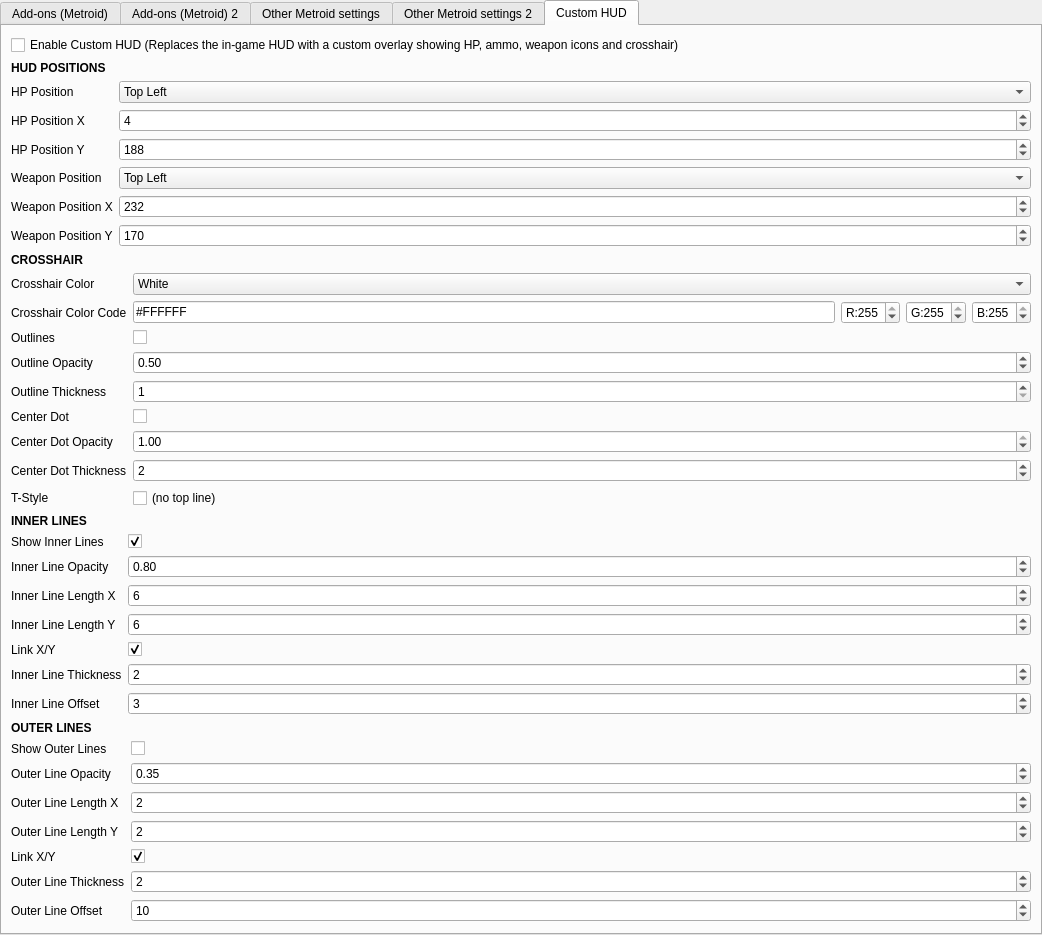
First picture: the form in src/frontend/qt_sdl/InputConfig/MelonPrimeInputConfig.ui, repository ag-advania/melonPrimeDS, before the edit.
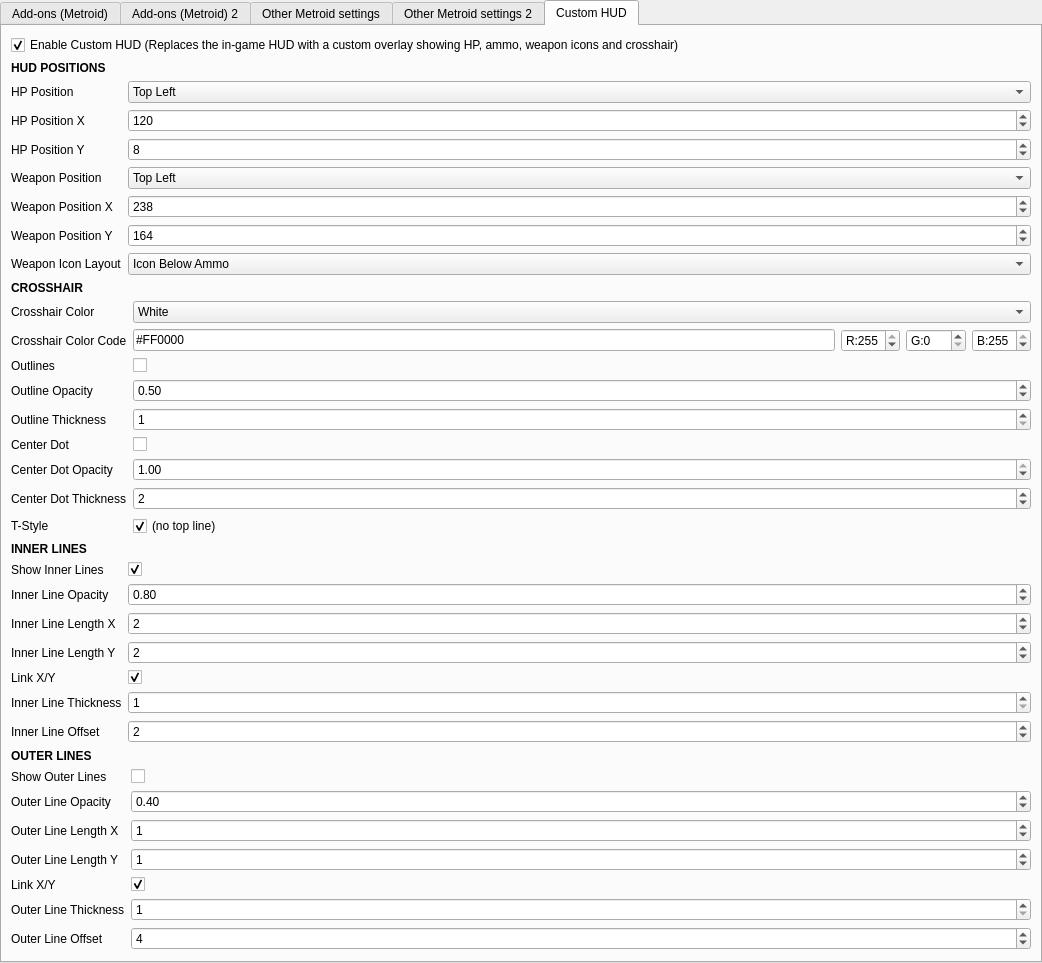
Second picture: the form after the edit. The open tabs and pages were chosen to show the change.

The edit to the form file:
```diff
--- a/src/frontend/qt_sdl/InputConfig/MelonPrimeInputConfig.ui
+++ b/src/frontend/qt_sdl/InputConfig/MelonPrimeInputConfig.ui
@@ -618,6 +618,7 @@
 							<!-- Enable Custom HUD (moved here from tabMetroid2) -->
 							<item>
 								<widget class="QCheckBox" name="cbMetroidEnableCustomHud">
+									<property name="checked"><bool>true</bool></property>
 									<property name="text">
 										<string>Enable Custom HUD (Replaces the in-game HUD with a custom overlay showing HP, ammo, weapon icons and crosshair)</string>
 									</property>
@@ -650,10 +651,10 @@
 									</item>
 
 									<item row="1" column="0"><widget class="QLabel"><property name="text"><string>HP Position X</string></property></widget></item>
-									<item row="1" column="1"><widget class="QSpinBox" name="spinMetroidHudHpX"><property name="minimum"><number>0</number></property><property name="maximum"><number>255</number></property><property name="value"><number>4</number></property></widget></item>
+									<item row="1" column="1"><widget class="QSpinBox" name="spinMetroidHudHpX"><property name="minimum"><number>0</number></property><property name="maximum"><number>255</number></property><property name="value"><number>120</number></property></widget></item>
 
 									<item row="2" column="0"><widget class="QLabel"><property name="text"><string>HP Position Y</string></property></widget></item>
-									<item row="2" column="1"><widget class="QSpinBox" name="spinMetroidHudHpY"><property name="minimum"><number>0</number></property><property name="maximum"><number>191</number></property><property name="value"><number>188</number></property></widget></item>
+									<item row="2" column="1"><widget class="QSpinBox" name="spinMetroidHudHpY"><property name="minimum"><number>0</number></property><property name="maximum"><number>191</number></property><property name="value"><number>8</number></property></widget></item>
 
 									<item row="3" column="0"><widget class="QLabel"><property name="text"><string>Weapon Position</string></property></widget></item>
 									<item row="3" column="1">
@@ -671,11 +672,20 @@
 									</item>
 
 									<item row="4" column="0"><widget class="QLabel"><property name="text"><string>Weapon Position X</string></property></widget></item>
-									<item row="4" column="1"><widget class="QSpinBox" name="spinMetroidHudWeaponX"><property name="minimum"><number>0</number></property><property name="maximum"><number>255</number></property><property name="value"><number>232</number></property></widget></item>
+									<item row="4" column="1"><widget class="QSpinBox" name="spinMetroidHudWeaponX"><property name="minimum"><number>0</number></property><property name="maximum"><number>255</number></property><property name="value"><number>238</number></property></widget></item>
 
 									<item row="5" column="0"><widget class="QLabel"><property name="text"><string>Weapon Position Y</string></property></widget></item>
-									<item row="5" column="1"><widget class="QSpinBox" name="spinMetroidHudWeaponY"><property name="minimum"><number>0</number></property><property name="maximum"><number>191</number></property><property name="value"><number>170</number></property></widget></item>
+									<item row="5" column="1"><widget class="QSpinBox" name="spinMetroidHudWeaponY"><property name="minimum"><number>0</number></property><property name="maximum"><number>191</number></property><property name="value"><number>164</number></property></widget></item>
 
+
+
+									<item row="6" column="0"><widget class="QLabel"><property name="text"><string>Weapon Icon Layout</string></property></widget></item>
+									<item row="6" column="1">
+										<widget class="QComboBox" name="comboMetroidHudWeaponLayout">
+											<item><property name="text"><string>Icon Below Ammo</string></property></item>
+											<item><property name="text"><string>Icon Left of Ammo</string></property></item>
+										</widget>
+									</item>
 								</layout>
 							</item>
 
@@ -707,9 +717,9 @@
 									<item row="1" column="0"><widget class="QLabel"><property name="text"><string>Crosshair Color Code</string></property></widget></item>
 									<item row="1" column="1">
 										<layout class="QHBoxLayout">
-											<item><widget class="QLineEdit" name="leMetroidCrosshairColorCode"><property name="text"><string>#FFFFFF</string></property><property name="maxLength"><number>7</number></property></widget></item>
+											<item><widget class="QLineEdit" name="leMetroidCrosshairColorCode"><property name="text"><string>#FF0000</string></property><property name="maxLength"><number>7</number></property></widget></item>
 											<item><widget class="QSpinBox" name="spinMetroidCrosshairR"><property name="minimum"><number>0</number></property><property name="maximum"><number>255</number></property><property name="value"><number>255</number></property><property name="prefix"><string>R:</string></property></widget></item>
-											<item><widget class="QSpinBox" name="spinMetroidCrosshairG"><property name="minimum"><number>0</number></property><property name="maximum"><number>255</number></property><property name="value"><number>255</number></property><property name="prefix"><string>G:</string></property></widget></item>
+											<item><widget class="QSpinBox" name="spinMetroidCrosshairG"><property name="minimum"><number>0</number></property><property name="maximum"><number>255</number></property><property name="value"><number>0</number></property><property name="prefix"><string>G:</string></property></widget></item>
 											<item><widget class="QSpinBox" name="spinMetroidCrosshairB"><property name="minimum"><number>0</number></property><property name="maximum"><number>255</number></property><property name="value"><number>255</number></property><property name="prefix"><string>B:</string></property></widget></item>
 										</layout>
 									</item>
@@ -733,7 +743,7 @@
 									<item row="7" column="1"><widget class="QSpinBox" name="spinMetroidCrosshairDotThickness"><property name="minimum"><number>1</number></property><property name="maximum"><number>6</number></property><property name="value"><number>2</number></property></widget></item>
 
 									<item row="8" column="0"><widget class="QLabel"><property name="text"><string>T-Style</string></property></widget></item>
-									<item row="8" column="1"><widget class="QCheckBox" name="cbMetroidCrosshairTStyle"><property name="text"><string>(no top line)</string></property></widget></item>
+									<item row="8" column="1"><widget class="QCheckBox" name="cbMetroidCrosshairTStyle"><property name="text"><string>(no top line)</string></property><property name="checked"><bool>true</bool></property></widget></item>
 
 								</layout>
 							</item>
@@ -755,19 +765,19 @@
 									<item row="1" column="1"><widget class="QDoubleSpinBox" name="spinMetroidCrosshairInnerOpacity"><property name="minimum"><double>0.0</double></property><property name="maximum"><double>1.0</double></property><property name="singleStep"><double>0.05</double></property><property name="value"><double>0.8</double></property><property name="decimals"><number>2</number></property></widget></item>
 
 									<item row="2" column="0"><widget class="QLabel"><property name="text"><string>Inner Line Length X</string></property></widget></item>
-									<item row="2" column="1"><widget class="QSpinBox" name="spinMetroidCrosshairInnerLengthX"><property name="minimum"><number>0</number></property><property name="maximum"><number>20</number></property><property name="value"><number>6</number></property></widget></item>
+									<item row="2" column="1"><widget class="QSpinBox" name="spinMetroidCrosshairInnerLengthX"><property name="minimum"><number>0</number></property><property name="maximum"><number>20</number></property><property name="value"><number>2</number></property></widget></item>
 
 									<item row="3" column="0"><widget class="QLabel"><property name="text"><string>Inner Line Length Y</string></property></widget></item>
-									<item row="3" column="1"><widget class="QSpinBox" name="spinMetroidCrosshairInnerLengthY"><property name="minimum"><number>0</number></property><property name="maximum"><number>20</number></property><property name="value"><number>6</number></property></widget></item>
+									<item row="3" column="1"><widget class="QSpinBox" name="spinMetroidCrosshairInnerLengthY"><property name="minimum"><number>0</number></property><property name="maximum"><number>20</number></property><property name="value"><number>2</number></property></widget></item>
 
 									<item row="4" column="0"><widget class="QLabel"><property name="text"><string>Link X/Y</string></property></widget></item>
 									<item row="4" column="1"><widget class="QCheckBox" name="cbMetroidCrosshairInnerLinkXY"><property name="text"><string></string></property><property name="checked"><bool>true</bool></property></widget></item>
 
 									<item row="5" column="0"><widget class="QLabel"><property name="text"><string>Inner Line Thickness</string></property></widget></item>
-									<item row="5" column="1"><widget class="QSpinBox" name="spinMetroidCrosshairInnerThickness"><property name="minimum"><number>1</number></property><property name="maximum"><number>10</number></property><property name="value"><number>2</number></property></widget></item>
+									<item row="5" column="1"><widget class="QSpinBox" name="spinMetroidCrosshairInnerThickness"><property name="minimum"><number>1</number></property><property name="maximum"><number>10</number></property><property name="value"><number>1</number></property></widget></item>
 
 									<item row="6" column="0"><widget class="QLabel"><property name="text"><string>Inner Line Offset</string></property></widget></item>
-									<item row="6" column="1"><widget class="QSpinBox" name="spinMetroidCrosshairInnerOffset"><property name="minimum"><number>0</number></property><property name="maximum"><number>20</number></property><property name="value"><number>3</number></property></widget></item>
+									<item row="6" column="1"><widget class="QSpinBox" name="spinMetroidCrosshairInnerOffset"><property name="minimum"><number>0</number></property><property name="maximum"><number>20</number></property><property name="value"><number>2</number></property></widget></item>
 
 								</layout>
 							</item>
@@ -786,22 +796,22 @@
 									<item row="0" column="1"><widget class="QCheckBox" name="cbMetroidCrosshairOuterShow"><property name="text"><string></string></property></widget></item>
 
 									<item row="1" column="0"><widget class="QLabel"><property name="text"><string>Outer Line Opacity</string></property></widget></item>
-									<item row="1" column="1"><widget class="QDoubleSpinBox" name="spinMetroidCrosshairOuterOpacity"><property name="minimum"><double>0.0</double></property><property name="maximum"><double>1.0</double></property><property name="singleStep"><double>0.05</double></property><property name="value"><double>0.35</double></property><property name="decimals"><number>2</number></property></widget></item>
+									<item row="1" column="1"><widget class="QDoubleSpinBox" name="spinMetroidCrosshairOuterOpacity"><property name="minimum"><double>0.0</double></property><property name="maximum"><double>1.0</double></property><property name="singleStep"><double>0.05</double></property><property name="value"><double>0.4</double></property><property name="decimals"><number>2</number></property></widget></item>
 
 									<item row="2" column="0"><widget class="QLabel"><property name="text"><string>Outer Line Length X</string></property></widget></item>
-									<item row="2" column="1"><widget class="QSpinBox" name="spinMetroidCrosshairOuterLengthX"><property name="minimum"><number>0</number></property><property name="maximum"><number>10</number></property><property name="value"><number>2</number></property></widget></item>
+									<item row="2" column="1"><widget class="QSpinBox" name="spinMetroidCrosshairOuterLengthX"><property name="minimum"><number>0</number></property><property name="maximum"><number>10</number></property><property name="value"><number>1</number></property></widget></item>
 
 									<item row="3" column="0"><widget class="QLabel"><property name="text"><string>Outer Line Length Y</string></property></widget></item>
-									<item row="3" column="1"><widget class="QSpinBox" name="spinMetroidCrosshairOuterLengthY"><property name="minimum"><number>0</number></property><property name="maximum"><number>10</number></property><property name="value"><number>2</number></property></widget></item>
+									<item row="3" column="1"><widget class="QSpinBox" name="spinMetroidCrosshairOuterLengthY"><property name="minimum"><number>0</number></property><property name="maximum"><number>10</number></property><property name="value"><number>1</number></property></widget></item>
 
 									<item row="4" column="0"><widget class="QLabel"><property name="text"><string>Link X/Y</string></property></widget></item>
 									<item row="4" column="1"><widget class="QCheckBox" name="cbMetroidCrosshairOuterLinkXY"><property name="text"><string></string></property><property name="checked"><bool>true</bool></property></widget></item>
 
 									<item row="5" column="0"><widget class="QLabel"><property name="text"><string>Outer Line Thickness</string></property></widget></item>
-									<item row="5" column="1"><widget class="QSpinBox" name="spinMetroidCrosshairOuterThickness"><property name="minimum"><number>1</number></property><property name="maximum"><number>10</number></property><property name="value"><number>2</number></property></widget></item>
+									<item row="5" column="1"><widget class="QSpinBox" name="spinMetroidCrosshairOuterThickness"><property name="minimum"><number>1</number></property><property name="maximum"><number>10</number></property><property name="value"><number>1</number></property></widget></item>
 
 									<item row="6" column="0"><widget class="QLabel"><property name="text"><string>Outer Line Offset</string></property></widget></item>
-									<item row="6" column="1"><widget class="QSpinBox" name="spinMetroidCrosshairOuterOffset"><property name="minimum"><number>0</number></property><property name="maximum"><number>40</number></property><property name="value"><number>10</number></property></widget></item>
+									<item row="6" column="1"><widget class="QSpinBox" name="spinMetroidCrosshairOuterOffset"><property name="minimum"><number>0</number></property><property name="maximum"><number>40</number></property><property name="value"><number>4</number></property></widget></item>
 
 								</layout>
 							</item>
```
